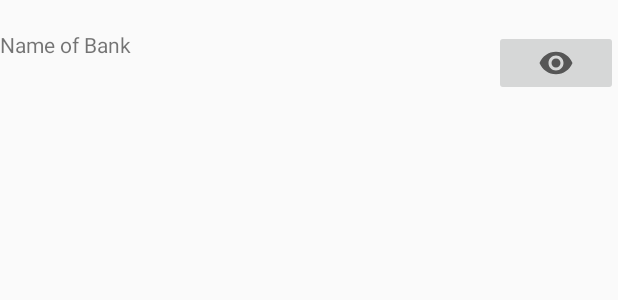
After one commit to sujiths/CryptoBox, an Android app: the layout scroll_item_view.xml on its own in the app's theme, with its tools: preview values and no code run, on a phone screen of 412 x 824 dp. The commit adds this screen. Shown: the top 300 px of the screen. Run offline under Robolectric (Android 15) with nearby library versions, the phone set to English and light mode, and no system bars.

Commit message:
Changes: 1. Added vectors for add and view image buttons in various views 2. Added dynamic update for Secrets View when user adds secret 3. Changed android:launchMode for some activities 4. Added constants file

```diff
--- a/app/src/main/AndroidManifest.xml
+++ b/app/src/main/AndroidManifest.xml
@@ -14,9 +14,9 @@
             android:launchMode="singleTask">
             <intent-filter>
                 <action android:name="android.intent.action.MAIN" />
+
                 <category android:name="android.intent.category.LAUNCHER" />
             </intent-filter>
-
         </activity>
         <activity
             android:name=".SecretsViewActivity"
@@ -24,11 +24,9 @@
             android:launchMode="singleTask"
             android:screenOrientation="portrait"
             android:theme="@style/Theme.CryptoBox.NoActionBar" />
-
         <activity
             android:name=".SecretsDialogActivity"
             android:exported="false"
-            android:launchMode="singleTask"
             android:screenOrientation="portrait"
             android:theme="@style/Theme.CryptoBox.Dialog" />
     </application>
--- /dev/null
+++ b/app/src/main/java/com/ss/cryptobox/Constants.java
@@ -0,0 +1,6 @@
+package com.ss.cryptobox;
+
+public class Constants {
+    public static final int ADD_ELEMENT_TO_SCROLL = 1;
+    public static final int VALIDATE_SECRET_VIEW = 2;
+}
--- /dev/null
+++ b/app/src/main/res/drawable/ic_baseline_eye_24.xml
@@ -0,0 +1,10 @@
+<vector xmlns:android="http://schemas.android.com/apk/res/android"
+    android:width="24dp"
+    android:height="24dp"
+    android:viewportWidth="24"
+    android:viewportHeight="24"
+    android:tint="?attr/colorControlNormal">
+  <path
+      android:fillColor="@android:color/white"
+      android:pathData="M12,4.5C7,4.5 2.73,7.61 1,12c1.73,4.39 6,7.5 11,7.5s9.27,-3.11 11,-7.5c-1.73,-4.39 -6,-7.5 -11,-7.5zM12,17c-2.76,0 -5,-2.24 -5,-5s2.24,-5 5,-5 5,2.24 5,5 -2.24,5 -5,5zM12,9c-1.66,0 -3,1.34 -3,3s1.34,3 3,3 3,-1.34 3,-3 -1.34,-3 -3,-3z"/>
+</vector>
--- /dev/null
+++ b/app/src/main/res/layout/scroll_item_view.xml
@@ -0,0 +1,33 @@
+<?xml version="1.0" encoding="utf-8"?>
+<androidx.constraintlayout.widget.ConstraintLayout xmlns:android="http://schemas.android.com/apk/res/android"
+    xmlns:app="http://schemas.android.com/apk/res-auto"
+    xmlns:tools="http://schemas.android.com/tools"
+    android:layout_width="match_parent"
+    android:layout_height="match_parent"
+    tools:context=".MainActivity">
+
+    <LinearLayout
+        android:layout_width="match_parent"
+        android:layout_height="wrap_content"
+        android:orientation="horizontal"
+        app:layout_constraintTop_toTopOf="parent">
+
+        <TextView
+            android:layout_width="0dp"
+            android:layout_height="wrap_content"
+            android:layout_weight=".8"
+            android:layout_marginTop="20dp"
+            android:layout_marginBottom="20dp"
+            android:text="Name of Bank" />
+
+        <ImageButton
+            android:id="@+id/login_button"
+            android:layout_width="0dp"
+            android:layout_height="wrap_content"
+            android:layout_marginTop="20dp"
+            android:layout_marginBottom="20dp"
+            android:layout_weight=".2"
+            android:src="@drawable/ic_baseline_eye_24" />
+
+    </LinearLayout>
+</androidx.constraintlayout.widget.ConstraintLayout>
--- a/app/src/main/res/values/themes.xml
+++ b/app/src/main/res/values/themes.xml
@@ -1,9 +1,8 @@
 <resources xmlns:tools="http://schemas.android.com/tools">
     <!-- Base application theme. -->
-    <style name="Theme.CryptoBox" parent="Theme.AppCompat.Light">
-    </style>
-    <style name="Theme.CryptoBox.NoActionBar" parent="Theme.AppCompat.Light.NoActionBar">
-    </style>
-    <style name="Theme.CryptoBox.Dialog" parent="Theme.AppCompat.Light.Dialog.Alert">
-    </style>
+    <style name="Theme.CryptoBox" parent="Theme.AppCompat.Light"></style>
+
+    <style name="Theme.CryptoBox.NoActionBar" parent="Theme.AppCompat.Light.DarkActionBar"></style>
+
+    <style name="Theme.CryptoBox.Dialog" parent="Theme.AppCompat.Light.Dialog.Alert"></style>
 </resources>
```
Also changed, not shown: app/src/main/java/com/ss/cryptobox/MainActivity.java (+4 -3 lines), app/src/main/java/com/ss/cryptobox/SecretsDialogActivity.java (+15 -0 lines), app/src/main/java/com/ss/cryptobox/SecretsViewActivity.java (+30 -9 lines), app/src/main/res/drawable/ic_baseline_add_24.xml (added, +10 -0 lines), app/src/main/res/layout/add_user_pass.xml (+7 -2 lines), app/src/main/res/layout/secrets_view.xml (+15 -37 lines), app/src/main/res/values/strings.xml (+9 -0 lines).
